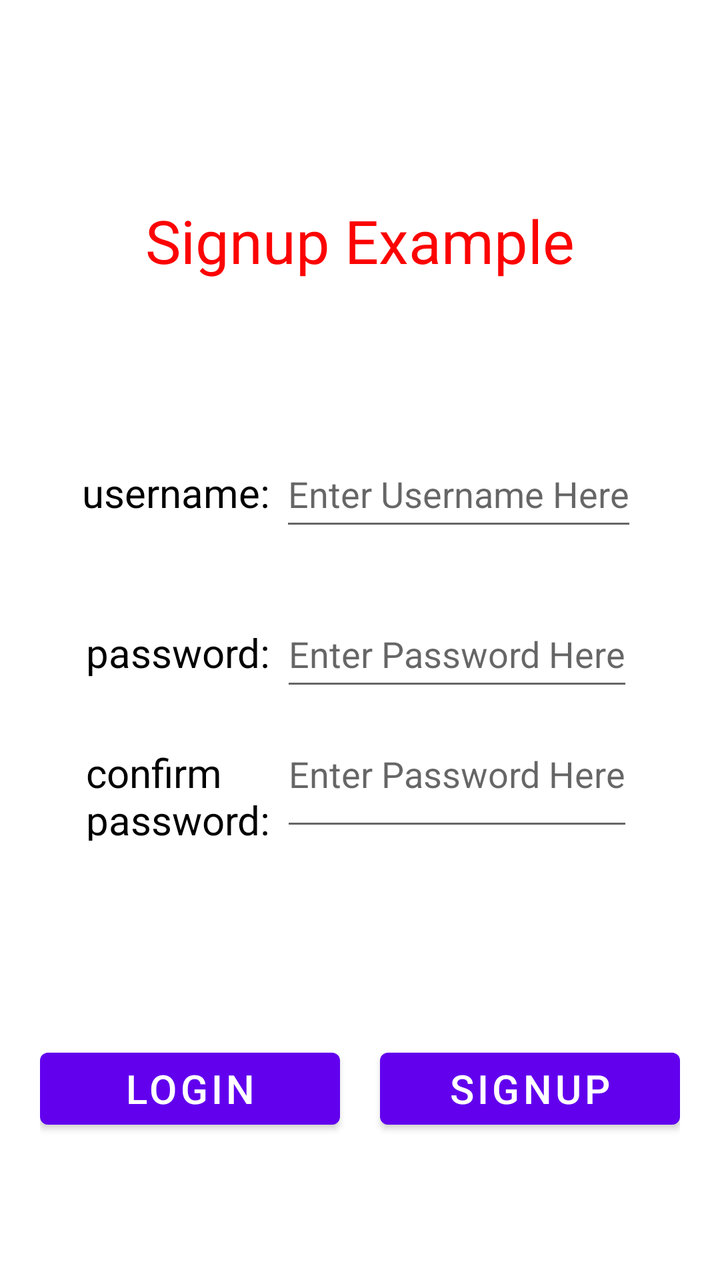
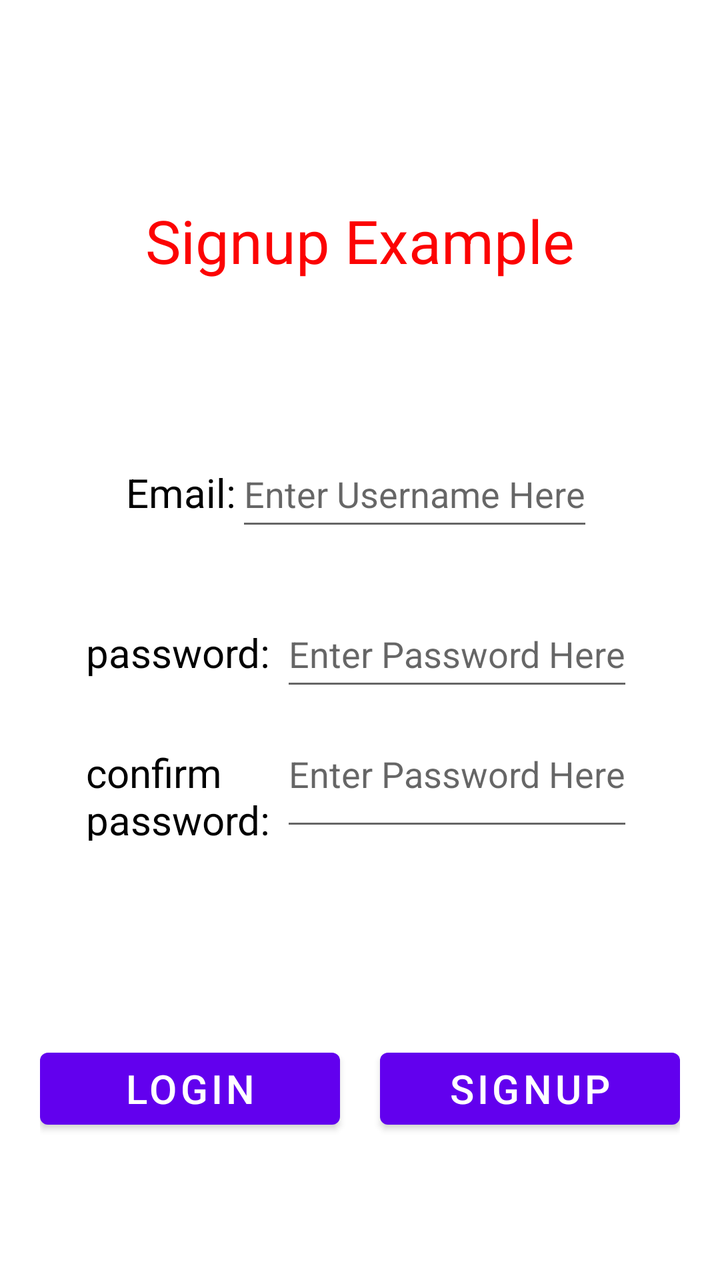

The first picture is an Android layout as it rendered before a commit; the second is the same layout after the commit. The layout source and the unified diff follow.
<!-- AndroidManifest.xml: application theme Theme.AndroidExample -->
<!-- res/layout/activity_signup.xml -->
<?xml version="1.0" encoding="utf-8"?>
<androidx.appcompat.widget.LinearLayoutCompat
    xmlns:tools="http://schemas.android.com/tools"
    xmlns:android="http://schemas.android.com/apk/res/android"
    tools:context=".MainActivity"
    android:layout_height="match_parent"
    android:layout_width="match_parent"
    android:orientation="vertical">

    <TextView
        android:layout_width="wrap_content"
        android:layout_height="wrap_content"
        android:text="Signup Example"
        android:layout_gravity="center"
        android:layout_marginTop="100dp"
        android:layout_marginBottom="80dp"
        android:textSize="30dp"
        android:textColor="#fc0303">
    </TextView>

    <LinearLayout
        android:layout_width="wrap_content"
        android:layout_height="wrap_content"
        android:layout_gravity="center"
        android:layout_marginBottom="30dp"
        android:orientation="horizontal">

        <TextView
            android:layout_width="wrap_content"
            android:layout_height="wrap_content"
            android:text="username: "
            android:textSize="20dp"
            android:textColor="#000000">
        </TextView>

        <EditText
            android:id="@+id/signup_username_edt"
            android:layout_width="wrap_content"
            android:layout_height="50dp"
            android:hint="Enter Username Here">
        </EditText>

    </LinearLayout>

    <LinearLayout
        android:layout_width="wrap_content"
        android:layout_height="wrap_content"
        android:layout_gravity="center"
        android:orientation="horizontal">

        <TextView
            android:layout_width="wrap_content"
            android:layout_height="wrap_content"
            android:text="password: "
            android:textSize="20dp"
            android:textColor="#000000">
        </TextView>

        <EditText
            android:id="@+id/signup_password_edt"
            android:layout_width="wrap_content"
            android:inputType="textPassword"
            android:layout_height="50dp"
            android:hint="Enter Password Here">
        </EditText>

    </LinearLayout>

    <LinearLayout
        android:layout_width="wrap_content"
        android:layout_height="wrap_content"
        android:layout_gravity="center"
        android:orientation="horizontal">

        <TextView
            android:layout_width="wrap_content"
            android:layout_height="70sp"
            android:text="confirm\npassword: "
            android:textSize="20dp"
            android:textColor="#000000">
        </TextView>

        <EditText
            android:id="@+id/signup_confirm_edt"
            android:layout_width="wrap_content"
            android:inputType="textPassword"
            android:layout_height="70dp"
            android:hint="Enter Password Here">
        </EditText>

    </LinearLayout>

    <LinearLayout
        android:layout_width="wrap_content"
        android:layout_height="wrap_content"
        android:layout_gravity="center"
        android:layout_marginTop="100dp"
        android:orientation="horizontal">

        <Button
            android:id="@+id/signup_login_btn"
            android:layout_width="150dp"
            android:layout_height="wrap_content"
            android:layout_marginRight="10dp"
            android:text="Login"
            android:textSize="20sp"
            android:textColor="#ffffff">
        </Button>

        <Button
            android:id="@+id/signup_signup_btn"
            android:layout_width="150dp"
            android:layout_height="wrap_content"
            android:layout_marginLeft="10dp"
            android:text="Signup"
            android:textSize="20sp"
            android:textColor="#ffffff">
        </Button>

    </LinearLayout>


</androidx.appcompat.widget.LinearLayoutCompat>
<!-- resources referenced by this layout -->
<resources>
  <style name="Theme.AndroidExample" parent="Theme.MaterialComponents.DayNight.NoActionBar">
          
          <item name="colorPrimary">@color/purple_500</item>
          <item name="colorPrimaryVariant">@color/purple_700</item>
          <item name="colorOnPrimary">@color/white</item>
          
          <item name="colorSecondary">@color/teal_200</item>
          <item name="colorSecondaryVariant">@color/teal_700</item>
          <item name="colorOnSecondary">@color/black</item>
          
          <item name="android:statusBarColor" tools:targetApi="l">?attr/colorPrimaryVariant</item>
      </style>
  <color name="purple_500">#FF6200EE</color>
  <color name="purple_700">#FF3700B3</color>
  <color name="white">#FFFFFFFF</color>
  <color name="teal_200">#FF03DAC5</color>
  <color name="teal_700">#FF018786</color>
  <color name="black">#FF000000</color>
</resources>

<!-- the commit's change to res/layout/activity_signup.xml (unified diff, before → after) -->
@@ -2,7 +2,7 @@
 <androidx.appcompat.widget.LinearLayoutCompat
     xmlns:tools="http://schemas.android.com/tools"
     xmlns:android="http://schemas.android.com/apk/res/android"
-    tools:context=".MainActivity"
+    tools:context=".SignupActivity"
     android:layout_height="match_parent"
     android:layout_width="match_parent"
     android:orientation="vertical">
@@ -28,7 +28,7 @@
         <TextView
             android:layout_width="wrap_content"
             android:layout_height="wrap_content"
-            android:text="username: "
+            android:text="Email:"
             android:textSize="20dp"
             android:textColor="#000000">
         </TextView>
